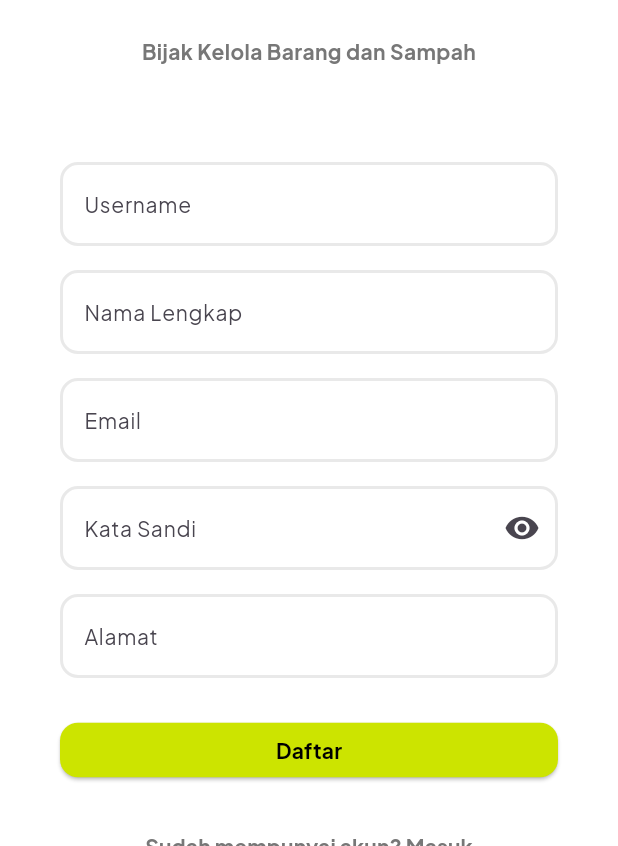
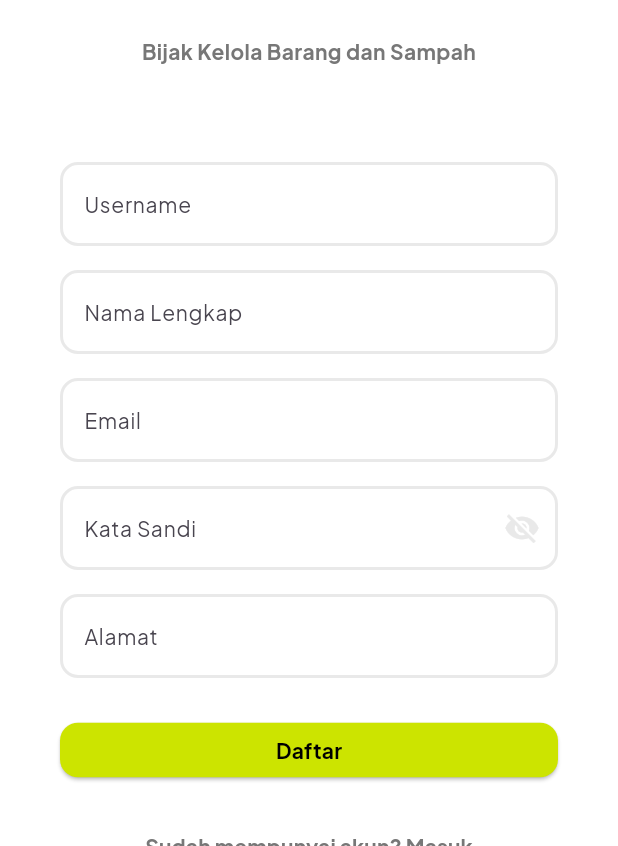
Before and after one commit to mhmdrazn/BuangBijak, a Flutter app: the screen it shows after launch, after a tap on "Belum mempunyai akun? Daftar", on a phone screen of 412 x 824 dp, the part 390-1236 px from its top. Run offline on Flutter 3.47's test engine with Material 3 defaults, Android fonts, the phone set to English and light mode, and no system bars; our stand-ins replace cloud_firestore, firebase_auth, firebase_core, logger; accounts and stored records are empty.

Commit message:
fix: password show and hide

```diff
--- a/lib/screens/landing_page.dart
+++ b/lib/screens/landing_page.dart
@@ -85,9 +85,11 @@ class SplashScreen extends StatelessWidget {
 }
 
 // Login Screen
+// ignore: must_be_immutable
 class LoginScreen extends StatelessWidget {
   final TextEditingController usernameController = TextEditingController();
   final TextEditingController passwordController = TextEditingController();
+  bool _isObscured = true;
 
   LoginScreen({super.key});
 
@@ -169,9 +171,11 @@ class LoginScreen extends StatelessWidget {
                         ),
                       ),
                       const SizedBox(height: 16),
-                      TextField(
+                      StatefulBuilder(
+                        builder: (context, setState) {
+                          return TextField(
                             controller: passwordController,
-                        obscureText: true,
+                            obscureText: _isObscured,
                             decoration: InputDecoration(
                               enabledBorder: OutlineInputBorder(
                                 borderRadius: BorderRadius.circular(12),
@@ -192,7 +196,22 @@ class LoginScreen extends StatelessWidget {
                                       BorderRadius.all(Radius.circular(12))),
                               labelText: 'Password',
                               labelStyle: regular14,
+                              suffixIcon: IconButton(
+                                icon: Icon(
+                                  _isObscured
+                                      ? Icons.visibility_off
+                                      : Icons.visibility,
+                                  color: grey3,
                                 ),
+                                onPressed: () {
+                                  setState(() {
+                                    _isObscured = !_isObscured;
+                                  });
+                                },
+                              ),
+                            ),
+                          );
+                        },
                       ),
                       const SizedBox(height: 32),
                       Button(
@@ -335,13 +354,17 @@ class LoginScreen extends StatelessWidget {
   }
 }
 
+
 // Registration Screen
+// ignore: must_be_immutable
 class RegistrationScreen extends StatelessWidget {
   final TextEditingController usernameController = TextEditingController();
   final TextEditingController fullNameController = TextEditingController();
   final TextEditingController emailController = TextEditingController();
   final TextEditingController passwordController = TextEditingController();
   final TextEditingController addressController = TextEditingController();
+
+  bool _isObscured = true;
 
   RegistrationScreen({super.key});
 
@@ -442,9 +465,11 @@ class RegistrationScreen extends StatelessWidget {
                     ),
                   ),
                   const SizedBox(height: 16),
-                  TextField(
+                  StatefulBuilder(
+                    builder: (context, setState) {
+                      return TextField(
                         controller: passwordController,
-                    obscureText: true,
+                        obscureText: _isObscured,
                         decoration: InputDecoration(
                           labelText: 'Kata Sandi',
                           labelStyle: regular14,
@@ -464,9 +489,24 @@ class RegistrationScreen extends StatelessWidget {
                           fillColor: white,
                           border: const OutlineInputBorder(
                               borderRadius: BorderRadius.all(Radius.circular(12))),
-                      suffixIcon: Icon(Icons.visibility),
+                          suffixIcon: IconButton(
+                            icon: Icon(
+                              _isObscured
+                                  ? Icons.visibility_off
+                                  : Icons.visibility,
+                              color: grey3,
+                            ),
+                            onPressed: () {
+                              setState(() {
+                                _isObscured = !_isObscured;
+                              });
+                            },
                           ),
                         ),
+                      );
+                    }
+                  ),
+
                   const SizedBox(height: 16),
                   TextField(
                     controller: addressController,
@@ -554,4 +594,6 @@ class RegistrationScreen extends StatelessWidget {
       ),
     );
   }
+
+  void setState(Null Function() param0) {}
 }
```
Lines whose indentation alone changed are shown as unchanged.
